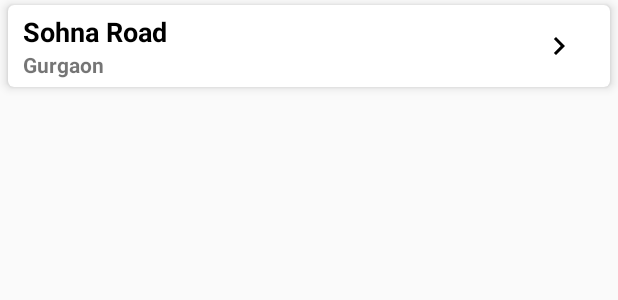
After one commit to ashishguptasanu/Upay-App, an Android app: the layout view_centers.xml on its own in the app's theme, with its tools: preview values and no code run, on a phone screen of 412 x 824 dp. The commit adds this screen. Shown: the top 300 px of the screen. Run offline under Robolectric (Android 15) with nearby library versions, the phone set to English and light mode, and no system bars.

Commit message:
Initial Commit

```diff
--- /dev/null
+++ b/app/src/main/res/drawable/ic_navigate_next_black_24dp.xml
@@ -0,0 +1,9 @@
+<vector xmlns:android="http://schemas.android.com/apk/res/android"
+        android:width="24dp"
+        android:height="24dp"
+        android:viewportWidth="24.0"
+        android:viewportHeight="24.0">
+    <path
+        android:fillColor="#FF000000"
+        android:pathData="M10,6L8.59,7.41 13.17,12l-4.58,4.59L10,18l6,-6z"/>
+</vector>
--- /dev/null
+++ b/app/src/main/res/layout/view_centers.xml
@@ -0,0 +1,48 @@
+<?xml version="1.0" encoding="utf-8"?>
+<android.support.v7.widget.CardView xmlns:android="http://schemas.android.com/apk/res/android"
+    android:layout_width="match_parent"
+    android:layout_height="wrap_content"
+    xmlns:app="http://schemas.android.com/apk/res-auto"
+    app:cardCornerRadius="4dp"
+    app:cardElevation="4dp"
+    android:layout_marginTop="3dp"
+    android:layout_marginLeft="5dp"
+    android:layout_marginRight="5dp"
+    android:id="@+id/card_centers">
+    <LinearLayout
+        android:layout_width="match_parent"
+        android:layout_height="wrap_content"
+        android:orientation="horizontal">
+        <LinearLayout
+            android:layout_width="0dp"
+            android:layout_weight="1"
+            android:layout_height="wrap_content"
+            android:orientation="vertical">
+            <TextView
+                android:layout_width="match_parent"
+                android:layout_height="wrap_content"
+                android:layout_marginLeft="10dp"
+                android:layout_marginTop="5dp"
+                android:text="Sohna Road"
+                android:textStyle="bold"
+                android:textColor="@color/black"
+                android:textSize="18sp"
+                android:id="@+id/tv_center_name"/>
+            <TextView
+                android:layout_width="match_parent"
+                android:layout_height="wrap_content"
+                android:layout_marginLeft="10dp"
+                android:text="Gurgaon"
+                android:layout_marginBottom="5dp"
+                android:textStyle="bold"
+                android:id="@+id/tv_zone_name"/>
+        </LinearLayout>
+        <ImageView
+            android:layout_width="0dp"
+            android:layout_height="wrap_content"
+            android:layout_weight=".2"
+            android:src="@drawable/ic_navigate_next_black_24dp"
+            android:layout_gravity="center"
+            android:id="@+id/img_move_to_center"/>
+    </LinearLayout>
+</android.support.v7.widget.CardView>
```
Also changed, not shown: app/src/main/AndroidManifest.xml (+15 -5 lines), app/src/main/java/volunteer/upay/com/upay/Activities/CenterActivity.java (+23 -0 lines), app/src/main/java/volunteer/upay/com/upay/Activities/MyCenterActivity.java (added, +16 -0 lines), app/src/main/java/volunteer/upay/com/upay/Adapters/AdapterCenters.java (added, +73 -0 lines), app/src/main/res/layout/activity_center.xml (+8 -4 lines), app/src/main/res/layout/activity_my_center.xml (added, +9 -0 lines).
